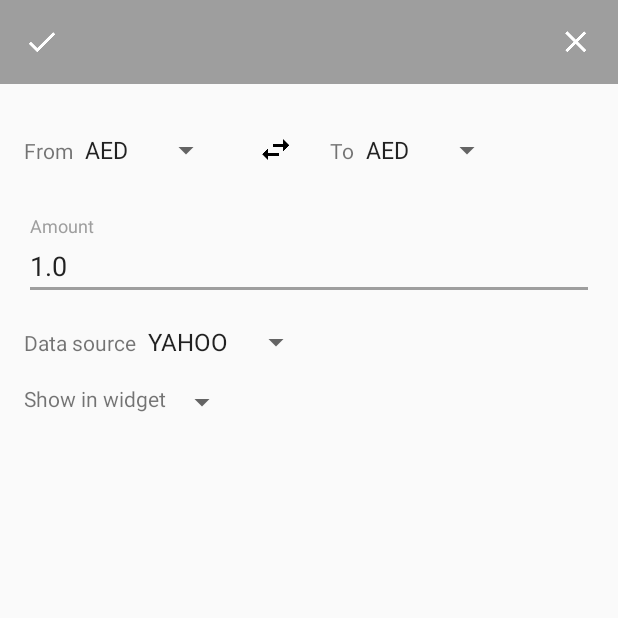
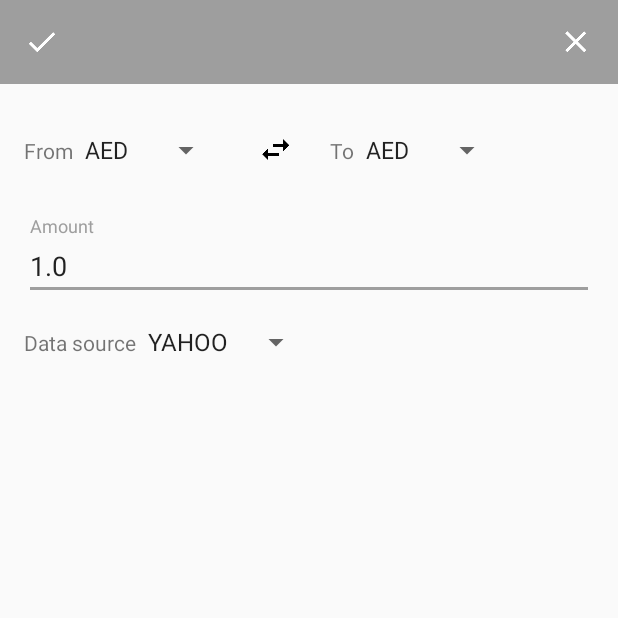
Before and after one commit to oshatava/exchange, an Android app: the ExchangeEditViewActivity screen opened directly, with no data from a screen before it, on a phone screen of 412 x 824 dp, the top half of it. Run offline under Robolectric (Android 15) with nearby library versions, the phone set to English and light mode, and no system bars; our stand-ins replace Dagger/Hilt's generated code, RxJava; libraries missing offline, so code that uses them is left out: io.realm; 2 statements that could not run were skipped.

Commit message:
WIP Widgets configuration

```diff
--- a/app/src/main/AndroidManifest.xml
+++ b/app/src/main/AndroidManifest.xml
@@ -29,6 +29,10 @@
             android:name=".activity.MainActivity"
             android:screenOrientation="portrait"/>
 
+        <activity
+            android:name=".activity.WidgetEditActivity"
+            android:screenOrientation="portrait"/>
+
 
 
         <receiver android:name=".widgets.ExchangeRateWidget">
--- a/app/src/main/java/com/osh/exchangeapp/activity/ExchangeEditViewActivity.java
+++ b/app/src/main/java/com/osh/exchangeapp/activity/ExchangeEditViewActivity.java
@@ -41,24 +41,27 @@ public class ExchangeEditViewActivity extends BaseActivity implements ExchangeVi
     public ExchangeInterator interactor;
 
     @Inject
-    public WidgetInterator widgetInterator;
+    public AppNavigator appNavigator;
 
-    @Inject
-    public AppNavigator appNavigator;
+    protected ExchangeViewActivityPresenter getPresenter() {
+        return presenter;
+    }
 
     @Override
     protected void onCreate(Bundle savedInstanceState) {
         super.onCreate(savedInstanceState);
         getAppComponent().inject(this);
         setContentView(R.layout.activity_exchange_view);
-        presenter = new ExchangeViewActivityPresenterImpl(appNavigator, getId(), widgetInterator, interactor, this);
-        ViewUtils.onClick(this, R.id.save, v->presenter.onSave());
-        ViewUtils.onClick(this, R.id.cancel, v->presenter.onCancel());
-        ViewUtils.onClick(this, R.id.switch_currencies, v->presenter.onSwitchCurrencies());
+        presenter = new ExchangeViewActivityPresenterImpl(appNavigator, getId(), interactor, this);
 
-        ViewUtils.onTextChangedAsDecimal(this, R.id.amount, t->presenter.onAmountChanged(t));
+        initView();
+    }
 
-
+    private void initView(){
+        ViewUtils.onClick(this, R.id.save, v->getPresenter().onSave());
+        ViewUtils.onClick(this, R.id.cancel, v->getPresenter().onCancel());
+        ViewUtils.onClick(this, R.id.switch_currencies, v->getPresenter().onSwitchCurrencies());
+        ViewUtils.onTextChangedAsDecimal(this, R.id.amount, t->getPresenter().onAmountChanged(t));
     }
 
     private int getId() {
@@ -96,20 +99,6 @@ public class ExchangeEditViewActivity extends BaseActivity implements ExchangeVi
         ViewUtils.setUpSpinner(this, R.id.dataSource, R.array.data_source,
                 exchanges.getSource() != null ? exchanges.getSource() : "",
                 c -> presenter.onSourceChanged(c));
-
-        ViewUtils.setUpSpinner(this, R.id.widget,
-                CollectionUtils.with(widgetInterator.getWidgets())
-                        .map(w -> Integer.toString(w.getId()))
-                        .insert("Not")
-                        .list()
-                ,
-                exchanges.getWidgetId() != 0 ? Integer.toString(exchanges.getWidgetId()) : "Not",
-                c -> presenter.onWidgetChanged(c));
-
     }
 
-    @Override
-    public void close() {
-        this.finish();
-    }
 }
--- a/app/src/main/java/com/osh/exchangeapp/application/AppComponent.java
+++ b/app/src/main/java/com/osh/exchangeapp/application/AppComponent.java
@@ -3,6 +3,7 @@ package com.osh.exchangeapp.application;
 import com.osh.exchangeapp.activity.ExchangeEditViewActivity;
 import com.osh.exchangeapp.activity.MainActivity;
 import com.osh.exchangeapp.activity.SplashActivity;
+import com.osh.exchangeapp.activity.WidgetEditActivity;
 import com.osh.exchangeapp.widgets.ExchangeRateWidget;
 
 import javax.inject.Singleton;
@@ -19,4 +20,5 @@ public interface AppComponent {
     void inject(ExchangeRateWidget exchangeRateWidget);
     void inject(ExchangeEditViewActivity exchangeEditActivity);
     void inject(SplashActivity splashActivity);
+    void inject(WidgetEditActivity widgetEditActivity);
 }
--- a/app/src/main/java/com/osh/exchangeapp/navigator/AppNavigator.java
+++ b/app/src/main/java/com/osh/exchangeapp/navigator/AppNavigator.java
@@ -13,6 +13,10 @@ public interface AppNavigator {
     void showExchangeEditor(int id);
     void setCurrentActivity(BaseActivity activity);
     void back();
+    void backSuccessful();
 
     void updateWidget(int id);
+
+
+
 }
--- a/app/src/main/java/com/osh/exchangeapp/presenter/ExchangeViewActivityPresenter.java
+++ b/app/src/main/java/com/osh/exchangeapp/presenter/ExchangeViewActivityPresenter.java
@@ -16,5 +16,4 @@ public interface ExchangeViewActivityPresenter extends Presenter<ExchangeViewAct
     void onCurrencySlaveChanged(String c);
     void onSourceChanged(String c);
     void onSwitchCurrencies();
-    void onWidgetChanged(String c);
 }
--- a/app/src/main/java/com/osh/exchangeapp/view/ExchangeViewActivityView.java
+++ b/app/src/main/java/com/osh/exchangeapp/view/ExchangeViewActivityView.java
@@ -10,5 +10,4 @@ import java.util.List;
  */
 public interface ExchangeViewActivityView extends IView {
     void showRate(ExchangeKey exchanges);
-    void close();
 }
--- a/app/src/main/res/layout/activity_exchange_view.xml
+++ b/app/src/main/res/layout/activity_exchange_view.xml
@@ -138,27 +138,6 @@
 
             </LinearLayout>
 
-            <LinearLayout
-                android:layout_width="wrap_content"
-                android:layout_height="wrap_content"
-                android:layout_gravity="left"
-                android:layout_marginTop="16dp"
-                android:orientation="horizontal">
-
-                <TextView
-                    android:layout_width="wrap_content"
-                    android:layout_height="wrap_content"
-                    android:text="@string/show_in_widget" />
-
-                <android.support.v7.widget.AppCompatSpinner
-                    android:id="@+id/widget"
-                    android:layout_width="wrap_content"
-                    android:layout_height="wrap_content"
-
-                    />
-
-            </LinearLayout>
-
         </LinearLayout>
     </ScrollView>
     <include layout="@layout/view_loading" />
--- a/app/src/main/res/xml/exchange_rate_widget_info.xml
+++ b/app/src/main/res/xml/exchange_rate_widget_info.xml
@@ -8,5 +8,6 @@
     android:resizeMode="horizontal|vertical"
     android:updatePeriodMillis="1800000"
     android:widgetCategory="home_screen"
+    android:configure="com.osh.exchangeapp.activity.WidgetEditActivity"
     >
 </appwidget-provider>
--- a/data/src/main/java/com/osh/exchangeapp/data/mapper/ExchangeKeyMapper.java
+++ b/data/src/main/java/com/osh/exchangeapp/data/mapper/ExchangeKeyMapper.java
@@ -34,8 +34,7 @@ public class ExchangeKeyMapper extends BaseMapper<ExchangeKey, ExchangeKeyLocal,
                 u.isNotifyMax(),
                 u.isNotifyMin(),
                 u.getOrder(),
-                u.getUpdatePeriod(),
-                u.getWidgetId()
+                u.getUpdatePeriod()
         );
     }
 
@@ -54,8 +53,7 @@ public class ExchangeKeyMapper extends BaseMapper<ExchangeKey, ExchangeKeyLocal,
                 u.isNotifyMax(),
                 u.isNotifyMin(),
                 u.getOrder(),
-                u.getUpdatePeriod(),
-                u.getWidgetId()
+                u.getUpdatePeriod()
         );
     }
 
--- a/data/src/main/java/com/osh/exchangeapp/data/realm/ExchangeLocalRepositoryImpl.java
+++ b/data/src/main/java/com/osh/exchangeapp/data/realm/ExchangeLocalRepositoryImpl.java
@@ -117,7 +117,7 @@ public class ExchangeLocalRepositoryImpl extends BaseLocalRepository<ExchangeLoc
                     new Currency(defaultExchangeRatesMaster[i]),
                     new Currency(defaultExchangeRatesSlave[i]),
                     Constants.RateDataSource.YAHOO.toString(),
-                    1, -1, -1, -1, false, false, false, id, 10 * 1000, 0);
+                    1, -1, -1, -1, false, false, false, id, 10 * 1000);
 
             list.add(exchangeKeyMapper.toLocal(key));
         }
--- a/data/src/main/java/com/osh/exchangeapp/data/realm/utils/RealmUtils.java
+++ b/data/src/main/java/com/osh/exchangeapp/data/realm/utils/RealmUtils.java
@@ -117,7 +117,8 @@ public class RealmUtils {
                 .where(tClass)
                 .equalTo("id", id)
                 .findAll();
-        results.deleteAllFromRealm();
+        if(results.size()>0)
+            results.deleteAllFromRealm();
         realm.commitTransaction();
     }
 
--- a/data/src/main/java/com/osh/exchangeapp/data/utils/CollectionUtils.java
+++ b/data/src/main/java/com/osh/exchangeapp/data/utils/CollectionUtils.java
@@ -281,5 +281,8 @@ public class CollectionUtils {
         }
 
 
+        public boolean contains(T i) {
+            return list.contains(i);
+        }
     }
 }
--- a/domain/src/main/java/com/osh/exchangeapp/domain/interactor/WidgetInterator.java
+++ b/domain/src/main/java/com/osh/exchangeapp/domain/interactor/WidgetInterator.java
@@ -37,6 +37,10 @@ public class WidgetInterator extends BaseInteractor<WidgetRepository> {
         return getRepository().setWidgets(widgets);
     }
 
+    public void removeWidget(Integer id) {
+        getRepository().removeWidget(id);
+    }
+
     public Widget setWidget(Widget widgets){
         return getRepository().setWidgetSync(widgets);
     }
--- a/domain/src/main/java/com/osh/exchangeapp/domain/repository/WidgetRepository.java
+++ b/domain/src/main/java/com/osh/exchangeapp/domain/repository/WidgetRepository.java
@@ -28,4 +28,6 @@ public interface WidgetRepository {
     List<Widget> setWidgets(List<Widget> widgets);
     Widget setWidgetSync(Widget widgets);
 
+    void removeWidget(Integer id);
+
 }
```
Also changed, not shown: app/src/main/java/com/osh/exchangeapp/navigator/impl/AppNavigatorImpl.java (+8 -0 lines), app/src/main/java/com/osh/exchangeapp/presenter/impl/ExchangeViewActivityPresenterImpl.java (+1 -28 lines), app/src/main/java/com/osh/exchangeapp/widgets/ExchangeRateWidget.java (+11 -30 lines), data/src/main/java/com/osh/exchangeapp/data/realm/entity/ExchangeKeyLocal.java (+1 -8 lines), data/src/main/java/com/osh/exchangeapp/data/repository/ExchangeRepositoryImpl.java (+0 -10 lines), domain/src/main/java/com/osh/exchangeapp/domain/ExchangeKey.java (+1 -11 lines).
